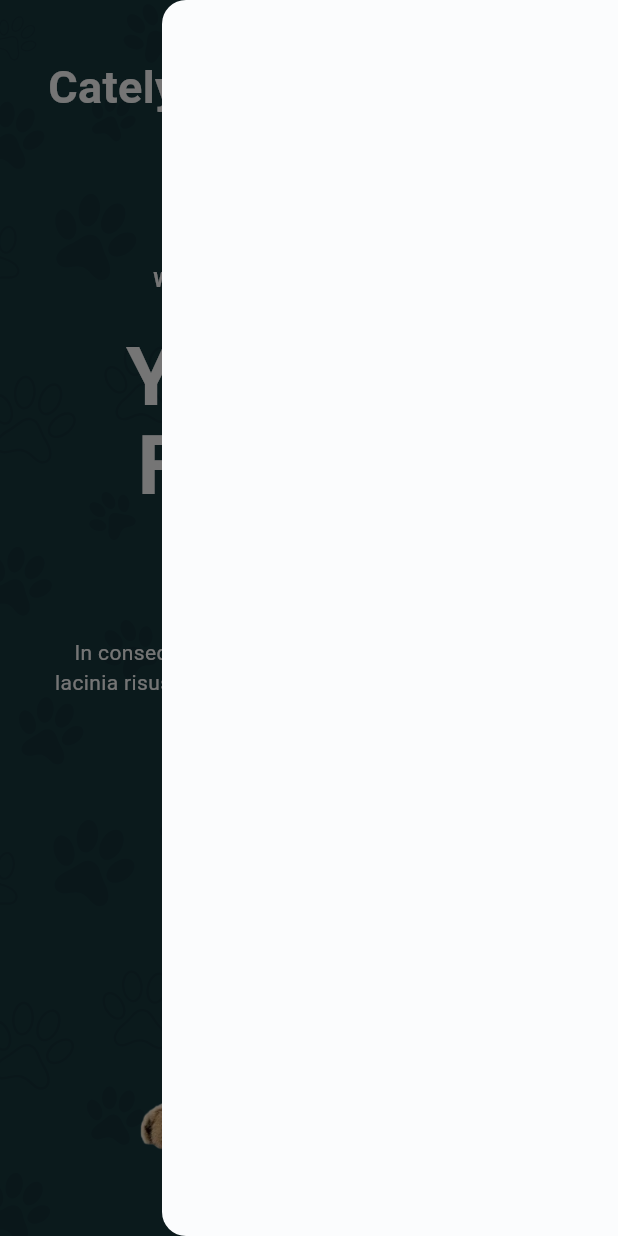
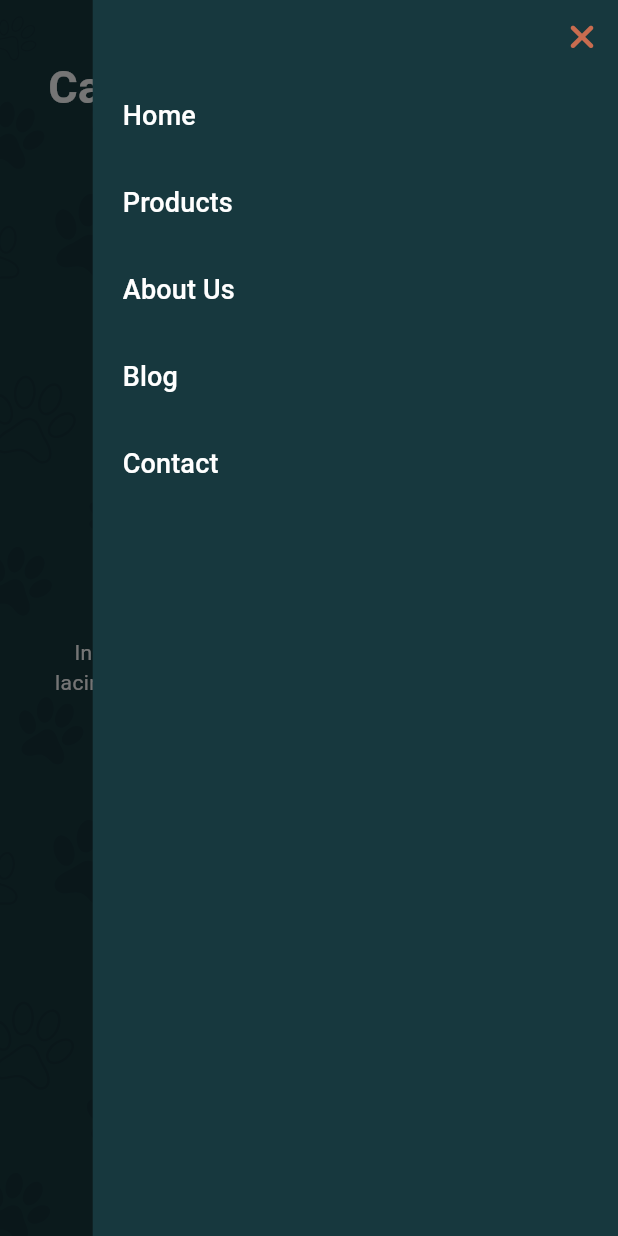
Before and after one commit to 7shovon7/catelyne_pet_flutter, a Flutter app: the screen it shows after launch, with the side drawer open, on a phone screen of 412 x 824 dp. Run offline on Flutter 3.47's test engine with Material 3 defaults, Android fonts, the phone set to English and light mode, and no system bars; our stand-ins replace flutter_svg, font_awesome_flutter, get, google_fonts.

Commit message:
drawer organized

```diff
--- a/lib/ui/common/widgets/nav_bar/widgets/drawer.dart
+++ b/lib/ui/common/widgets/nav_bar/widgets/drawer.dart
@@ -1,10 +1,78 @@
+import 'package:catelyne_pet_flutter/ui/common/ui_constants.dart';
 import 'package:flutter/material.dart';
+import 'package:flutter/widgets.dart';
+import 'package:font_awesome_flutter/font_awesome_flutter.dart';
 
 class CSDrawer extends StatelessWidget {
   const CSDrawer({super.key});
 
   @override
   Widget build(BuildContext context) {
-    return const Drawer();
+    Widget drawerButton({
+      required VoidCallback onPressed,
+      required String title,
+    }) {
+      return TextButton(
+        onPressed: onPressed,
+        child: Align(
+          alignment: Alignment.centerLeft,
+          child: Padding(
+            padding: const EdgeInsets.all(8.0),
+            child: Text(
+              title,
+              style: const TextStyle(
+                fontSize: 18,
+                color: UiConstants.white,
+              ),
+            ),
+          ),
+        ),
+      );
+    }
+
+    return Drawer(
+      shape: const RoundedRectangleBorder(
+        borderRadius: BorderRadius.all(Radius.circular(0)),
+      ),
+      backgroundColor: Theme.of(context).primaryColor,
+      width: MediaQuery.of(context).size.width * 0.85,
+      child: Column(
+        crossAxisAlignment: CrossAxisAlignment.stretch,
+        children: [
+          Align(
+            alignment: Alignment.centerRight,
+            child: IconButton(
+              onPressed: () {
+                Navigator.of(context).pop();
+              },
+              icon: const Icon(
+                FontAwesomeIcons.xmark,
+                color: UiConstants.accentColor,
+              ),
+            ),
+          ),
+          drawerButton(
+            onPressed: () {},
+            title: 'Home',
+          ),
+          drawerButton(
+            onPressed: () {},
+            title: 'Products',
+          ),
+          drawerButton(
+            onPressed: () {},
+            title: 'About Us',
+          ),
+          drawerButton(
+            onPressed: () {},
+            title: 'Blog',
+          ),
+          drawerButton(
+            onPressed: () {},
+            title: 'Contact',
+          ),
+        ],
+      ),
+    );
   }
 }
```
